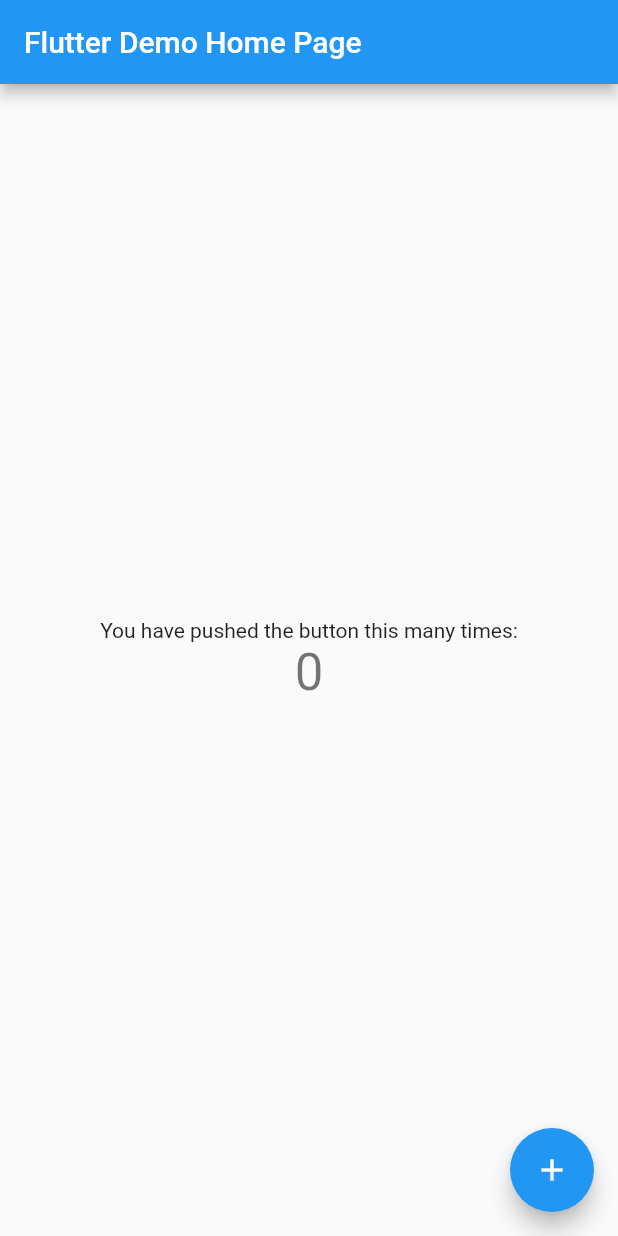
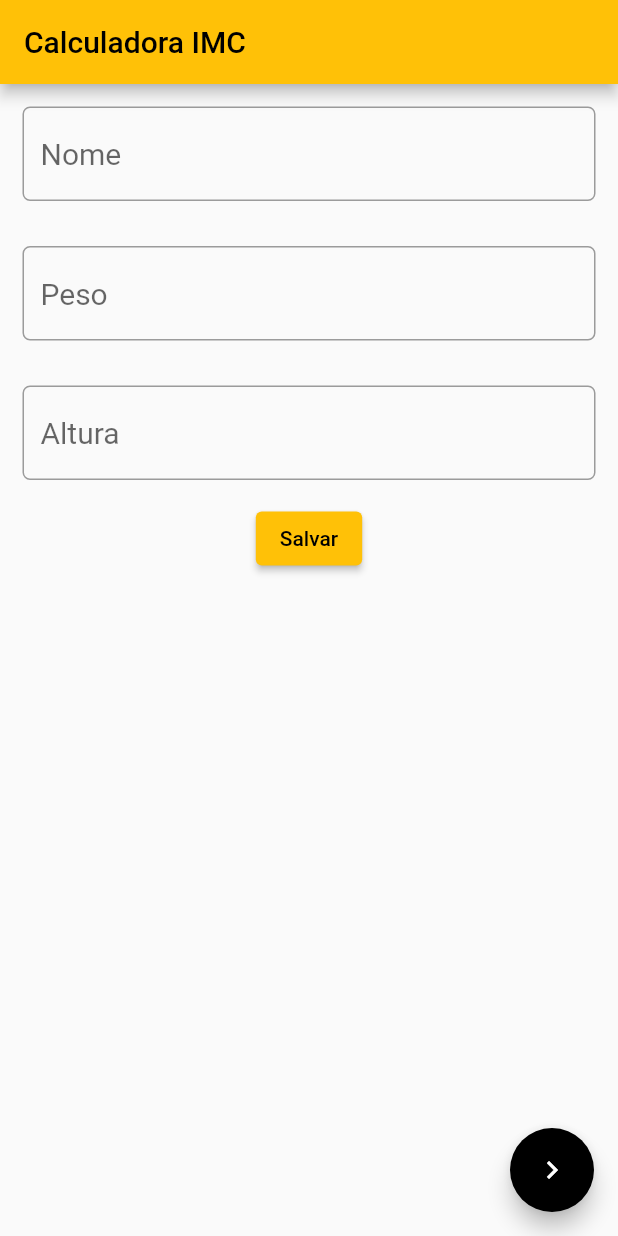
Before and after one commit to jjunio01/imc-flutter, a Flutter app: the screen it shows after launch, on a phone screen of 412 x 824 dp. Run offline on Flutter 3.47's test engine with Material 2 defaults, Android fonts, the phone set to English and light mode, and no system bars.

```diff
--- /dev/null
+++ b/lib/imc.dart
@@ -0,0 +1,5 @@
+class IMC {
+  static double calcula(double peso, double altura) {
+    return peso / (altura * altura);
+  }
+}
--- a/lib/main.dart
+++ b/lib/main.dart
@@ -1,115 +1,120 @@
 import 'package:flutter/material.dart';
+import 'package:imc/model/pessoa.dart';
+import 'package:imc/pages/listar_registros.dart';
 
 void main() {
   runApp(const MyApp());
 }
 
 class MyApp extends StatelessWidget {
-  const MyApp({super.key});
+  const MyApp({Key? key}) : super(key: key);
 
-  // This widget is the root of your application.
   @override
   Widget build(BuildContext context) {
     return MaterialApp(
-      title: 'Flutter Demo',
+      title: 'App Módulo 01',
       theme: ThemeData(
-        // This is the theme of your application.
-        //
-        // Try running your application with "flutter run". You'll see the
-        // application has a blue toolbar. Then, without quitting the app, try
-        // changing the primarySwatch below to Colors.green and then invoke
-        // "hot reload" (press "r" in the console where you ran "flutter run",
-        // or simply save your changes to "hot reload" in a Flutter IDE).
-        // Notice that the counter didn't reset back to zero; the application
-        // is not restarted.
-        primarySwatch: Colors.blue,
-      ),
-      home: const MyHomePage(title: 'Flutter Demo Home Page'),
+          primarySwatch: Colors.amber,
+          pageTransitionsTheme: const PageTransitionsTheme(builders: {
+            TargetPlatform.android: CupertinoPageTransitionsBuilder(),
+          })),
+      home: const HomePage(title: "Calculadora IMC"),
     );
   }
 }
 
-class MyHomePage extends StatefulWidget {
-  const MyHomePage({super.key, required this.title});
-
-  // This widget is the home page of your application. It is stateful, meaning
-  // that it has a State object (defined below) that contains fields that affect
-  // how it looks.
-
-  // This class is the configuration for the state. It holds the values (in this
-  // case the title) provided by the parent (in this case the App widget) and
-  // used by the build method of the State. Fields in a Widget subclass are
-  // always marked "final".
+class HomePage extends StatefulWidget {
+  const HomePage({Key? key, required this.title}) : super(key: key);
 
   final String title;
 
   @override
-  State<MyHomePage> createState() => _MyHomePageState();
+  State<HomePage> createState() => _HomePageState();
 }
 
-class _MyHomePageState extends State<MyHomePage> {
-  int _counter = 0;
-
-  void _incrementCounter() {
-    setState(() {
-      // This call to setState tells the Flutter framework that something has
-      // changed in this State, which causes it to rerun the build method below
-      // so that the display can reflect the updated values. If we changed
-      // _counter without calling setState(), then the build method would not be
-      // called again, and so nothing would appear to happen.
-      _counter++;
-    });
-  }
+class _HomePageState extends State<HomePage> {
+  TextEditingController controllerNome = TextEditingController();
+  TextEditingController controllerAltura = TextEditingController();
+  TextEditingController controllerPeso = TextEditingController();
+  List<Pessoa> pessoas = [];
 
   @override
   Widget build(BuildContext context) {
-    // This method is rerun every time setState is called, for instance as done
-    // by the _incrementCounter method above.
-    //
-    // The Flutter framework has been optimized to make rerunning build methods
-    // fast, so that you can just rebuild anything that needs updating rather
-    // than having to individually change instances of widgets.
     return Scaffold(
       appBar: AppBar(
-        // Here we take the value from the MyHomePage object that was created by
-        // the App.build method, and use it to set our appbar title.
         title: Text(widget.title),
       ),
-      body: Center(
-        // Center is a layout widget. It takes a single child and positions it
-        // in the middle of the parent.
-        child: Column(
-          // Column is also a layout widget. It takes a list of children and
-          // arranges them vertically. By default, it sizes itself to fit its
-          // children horizontally, and tries to be as tall as its parent.
-          //
-          // Invoke "debug painting" (press "p" in the console, choose the
-          // "Toggle Debug Paint" action from the Flutter Inspector in Android
-          // Studio, or the "Toggle Debug Paint" command in Visual Studio Code)
-          // to see the wireframe for each widget.
-          //
-          // Column has various properties to control how it sizes itself and
-          // how it positions its children. Here we use mainAxisAlignment to
-          // center the children vertically; the main axis here is the vertical
-          // axis because Columns are vertical (the cross axis would be
-          // horizontal).
-          mainAxisAlignment: MainAxisAlignment.center,
-          children: <Widget>[
-            const Text(
-              'You have pushed the button this many times:',
-            ),
-            Text(
-              '$_counter',
-              style: Theme.of(context).textTheme.headline4,
-            ),
-          ],
+      body: SingleChildScrollView(
+        child: Center(
+          child: Column(
+            children: [
+              Padding(
+                padding: const EdgeInsets.all(15.0),
+                child: TextField(
+                  decoration: InputDecoration(
+                      border: OutlineInputBorder(
+                          borderRadius: BorderRadius.circular(5.0),
+                          borderSide: const BorderSide(
+                              color: Colors.black12, style: BorderStyle.solid)),
+                      hintText: 'Nome'),
+                  controller: controllerNome,
+                  style: const TextStyle(fontSize: 20.0),
+                ),
+              ),
+              Padding(
+                padding: const EdgeInsets.all(15.0),
+                child: TextField(
+                  decoration: InputDecoration(
+                      border: OutlineInputBorder(
+                          borderRadius: BorderRadius.circular(5.0),
+                          borderSide: const BorderSide(
+                              color: Colors.black12, style: BorderStyle.solid)),
+                      hintText: 'Peso'),
+                  controller: controllerPeso,
+                  style: const TextStyle(fontSize: 20.0),
+                ),
+              ),
+              Padding(
+                padding: const EdgeInsets.all(15.0),
+                child: TextField(
+                  decoration: InputDecoration(
+                      border: OutlineInputBorder(
+                          borderRadius: BorderRadius.circular(5.0),
+                          borderSide: const BorderSide(
+                              color: Colors.black12, style: BorderStyle.solid)),
+                      hintText: 'Altura'),
+                  controller: controllerAltura,
+                  style: const TextStyle(fontSize: 20.0),
+                ),
+              ),
+              ElevatedButton(
+                  onPressed: () {
+                    Pessoa p = Pessoa(
+                        nome: controllerNome.text,
+                        peso: double.parse(controllerPeso.text),
+                        altura: double.parse(controllerAltura.text));
+                    //1 - salvar em memória (utilizar uma estrutura do tipo Lista)
+                    pessoas.add(p);
+                    //2 - apagar os textfields
+                    controllerNome.text = "";
+                    controllerPeso.text = "";
+                    controllerAltura.text = "";
+                  },
+                  child: const Text('Salvar'))
+            ],
+          ),
         ),
       ),
       floatingActionButton: FloatingActionButton(
-        onPressed: _incrementCounter,
-        tooltip: 'Increment',
-        child: const Icon(Icons.add),
-      ), // This trailing comma makes auto-formatting nicer for build methods.
+          onPressed: () {
+            Navigator.push(
+                context,
+                MaterialPageRoute(
+                    builder: (context) => ListarRegistros(values: pessoas)));
+          },
+          // ignore: sort_child_properties_last
+          child: const Icon(Icons.navigate_next_outlined, color: Colors.white),
+          backgroundColor: Colors.black),
     );
   }
 }
--- /dev/null
+++ b/lib/model/pessoa.dart
@@ -0,0 +1,11 @@
+class Pessoa {
+  String nome;
+  double peso;
+  double altura;
+
+  Pessoa({
+    required this.nome,
+    required this.peso,
+    required this.altura,
+  });
+}
```
Also changed, not shown: lib/pages/listar_registros.dart (added, +56 -0 lines).
